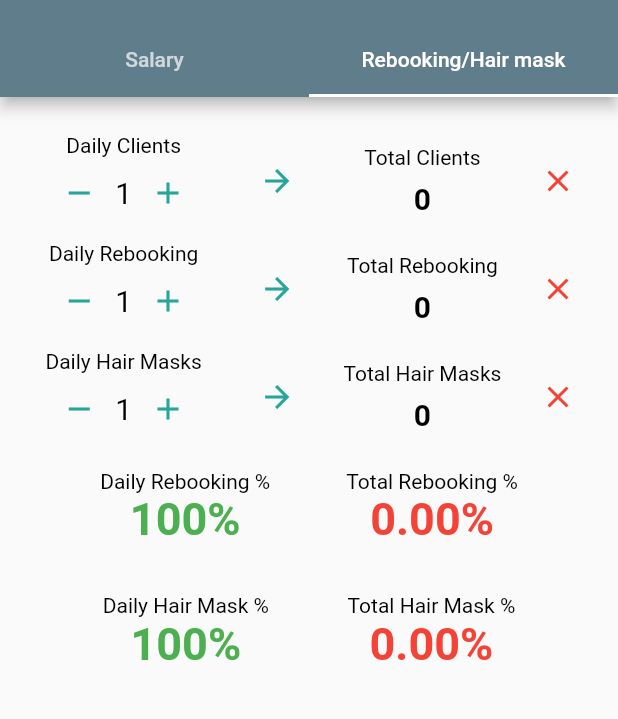
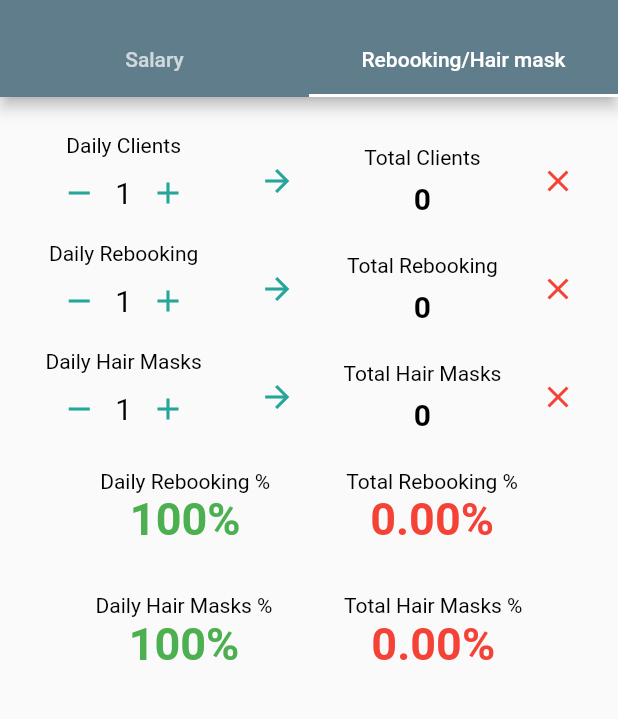
Before and after one commit to jasonctoms/hairdresser_calc, a Flutter app: the screen it shows after launch, tab 2 chosen, on a phone screen of 412 x 824 dp, the part 59-778 px from its top. Run offline on Flutter 3.47's test engine with Material 2 defaults, Android fonts, the phone set to English and light mode, and no system bars; our stand-ins replace shared_preferences.

Commit message:
Localized other calculations and fixed percentage colors

```diff
--- a/lib/localized_strings.dart
+++ b/lib/localized_strings.dart
@@ -40,7 +40,13 @@ class LocalizedStrings {
       'intakeNeededToReachGoal': 'Intake needed to reach goal:',
       'intakeNeededPerDay': 'Intake needed per day:',
       //Rebooking/Hair mask---------------------------
-      'rebookingHairMaskTitle': 'Rebooking/Hair mask'
+      'rebookingHairMaskTitle': 'Rebooking/Hair mask',
+      'dailyClients': 'Daily Clients',
+      'totalClients': 'Total Clients',
+      'dailyRebooking': 'Daily Rebooking',
+      'totalRebooking': 'Total Rebooking',
+      'dailyHairMasks': 'Daily Hair Masks',
+      'totalHairMasks': 'Total Hair Masks',
     },
     'nb': {
       'appName': 'Fri\$ør',
@@ -69,7 +75,13 @@ class LocalizedStrings {
       'intakeNeededToReachGoal': 'Må ta inn å oppnå mål:',
       'intakeNeededPerDay': 'Må ta inn per dag:',
       //Rebooking/Hair mask---------------------------
-      'rebookingHairMaskTitle': 'Rebooking/Hårkur'
+      'rebookingHairMaskTitle': 'Rebooking/Hårkur',
+      'dailyClients': 'Daglige Klienter',
+      'totalClients': 'Totale Klienter',
+      'dailyRebooking': 'Daglige Rebooking',
+      'totalRebooking': 'Totale Rebooking',
+      'dailyHairMasks': 'Daglige Hårkur',
+      'totalHairMasks': 'Totale Hårkur',
     },
   };
 
@@ -172,6 +184,30 @@ class LocalizedStrings {
   String get rebookingHairMaskTitle {
     return _localizedValues[locale.languageCode]['rebookingHairMaskTitle'];
   }
+
+  String get dailyClients {
+    return _localizedValues[locale.languageCode]['dailyClients'];
+  }
+
+  String get totalClients {
+    return _localizedValues[locale.languageCode]['totalClients'];
+  }
+
+  String get dailyRebooking {
+    return _localizedValues[locale.languageCode]['dailyRebooking'];
+  }
+
+  String get totalRebooking {
+    return _localizedValues[locale.languageCode]['totalRebooking'];
+  }
+
+  String get dailyHairMasks {
+    return _localizedValues[locale.languageCode]['dailyHairMasks'];
+  }
+
+  String get totalHairMasks {
+    return _localizedValues[locale.languageCode]['totalHairMasks'];
+  }
 }
 
 class LocalizedStringsDelegate extends LocalizationsDelegate<LocalizedStrings> {
--- a/lib/other_calculations.dart
+++ b/lib/other_calculations.dart
@@ -6,6 +6,8 @@ import 'package:shared_preferences/shared_preferences.dart';
 import 'pref_keys.dart' as prefKeys;
 import 'package:hairdresser_calc/incdec_widget.dart';
 import 'package:hairdresser_calc/localized_strings.dart';
+
+enum MetricType { rebooking, hairMask }
 
 class OtherCalculations extends StatefulWidget {
   OtherCalculations({Key key}) : super(key: key);
@@ -208,7 +210,8 @@ class _OtherCalculationsState extends State<OtherCalculations> {
     prefs.setInt(prefKeys.totalHairMasksKey, _totalHairMasks);
   }
 
-  Widget _percentageWidget(String title, int variable, int clients) {
+  Widget _percentageWidget(
+      String title, int variable, int clients, MetricType metricType) {
     double value;
     if (clients == 0)
       value = 0.0;
@@ -222,7 +225,7 @@ class _OtherCalculationsState extends State<OtherCalculations> {
           value.toStringAsPrecision(3) + '%',
           style: TextStyle(
             fontWeight: FontWeight.bold,
-            color: _percentageColor(value),
+            color: _percentageColor(value, metricType),
             fontSize: 30.0,
           ),
         ),
@@ -230,10 +233,17 @@ class _OtherCalculationsState extends State<OtherCalculations> {
     );
   }
 
-  Color _percentageColor(double value) {
-    if (value < 30.0) return Colors.red;
-    if (value < 60.0) return Colors.orange;
-    return Colors.green;
+  Color _percentageColor(double value, MetricType metricType) {
+    if (metricType == MetricType.rebooking) {
+      if (value < 15.0) return Colors.red;
+      if (value < 25.0) return Colors.orange;
+      return Colors.green;
+    } else if (metricType == MetricType.hairMask) {
+      if (value < 10.0) return Colors.red;
+      if (value < 12.5) return Colors.orange;
+      return Colors.green;
+    } else
+      return Colors.blueGrey;
   }
 
   @override
@@ -241,12 +251,12 @@ class _OtherCalculationsState extends State<OtherCalculations> {
     final clients = OtherCalcWidget(
       incDecWidget: IncDecWidget(
         titleOnTop: true,
-        title: 'Daily Clients',
+        title: LocalizedStrings.of(context).dailyClients,
         value: _dailyClients,
         incrementFunction: _addClient,
         decrementFunction: _subtractClient,
       ),
-      title: 'Total Clients',
+      title: LocalizedStrings.of(context).totalClients,
       totalValue: _totalClients,
       addToTotalFunction: _addDailyClientsToTotal,
       clearFunction: _clearTotalClients,
@@ -255,12 +265,12 @@ class _OtherCalculationsState extends State<OtherCalculations> {
     final rebooking = OtherCalcWidget(
       incDecWidget: IncDecWidget(
         titleOnTop: true,
-        title: 'Daily Rebooking',
+        title: LocalizedStrings.of(context).dailyRebooking,
         value: _dailyRebooking,
         incrementFunction: _addRebooking,
         decrementFunction: _subtractRebooking,
       ),
-      title: 'Total Rebooking',
+      title: LocalizedStrings.of(context).totalRebooking,
       totalValue: _totalRebooking,
       addToTotalFunction: _addDailyRebookingToTotal,
       clearFunction: _clearTotalRebooking,
@@ -269,12 +279,12 @@ class _OtherCalculationsState extends State<OtherCalculations> {
     final hairMasks = OtherCalcWidget(
       incDecWidget: IncDecWidget(
         titleOnTop: true,
-        title: 'Daily Hair Masks',
+        title: LocalizedStrings.of(context).dailyHairMasks,
         value: _dailyHairMasks,
         incrementFunction: _addHairMask,
         decrementFunction: _subtractHairMask,
       ),
-      title: 'Total Hair Masks',
+      title: LocalizedStrings.of(context).totalHairMasks,
       totalValue: _totalHairMasks,
       addToTotalFunction: _addDailyHairMasksToTotal,
       clearFunction: _clearTotalHairMasks,
@@ -288,10 +298,10 @@ class _OtherCalculationsState extends State<OtherCalculations> {
       child: Row(
         mainAxisAlignment: MainAxisAlignment.spaceEvenly,
         children: [
-          _percentageWidget(
-              'Daily Rebooking %', _dailyRebooking, _dailyClients),
-          _percentageWidget(
-              'Total Rebooking %', _totalRebooking, _totalClients),
+          _percentageWidget(LocalizedStrings.of(context).dailyRebooking + ' %',
+              _dailyRebooking, _dailyClients, MetricType.rebooking),
+          _percentageWidget(LocalizedStrings.of(context).totalRebooking + ' %',
+              _totalRebooking, _totalClients, MetricType.rebooking),
         ],
       ),
     );
@@ -304,10 +314,10 @@ class _OtherCalculationsState extends State<OtherCalculations> {
       child: Row(
         mainAxisAlignment: MainAxisAlignment.spaceEvenly,
         children: [
-          _percentageWidget(
-              'Daily Hair Mask %', _dailyHairMasks, _dailyClients),
-          _percentageWidget(
-              'Total Hair Mask %', _totalHairMasks, _totalClients),
+          _percentageWidget(LocalizedStrings.of(context).dailyHairMasks + ' %',
+              _dailyHairMasks, _dailyClients, MetricType.hairMask),
+          _percentageWidget(LocalizedStrings.of(context).totalHairMasks + ' %',
+              _totalHairMasks, _totalClients, MetricType.hairMask),
         ],
       ),
     );
```
